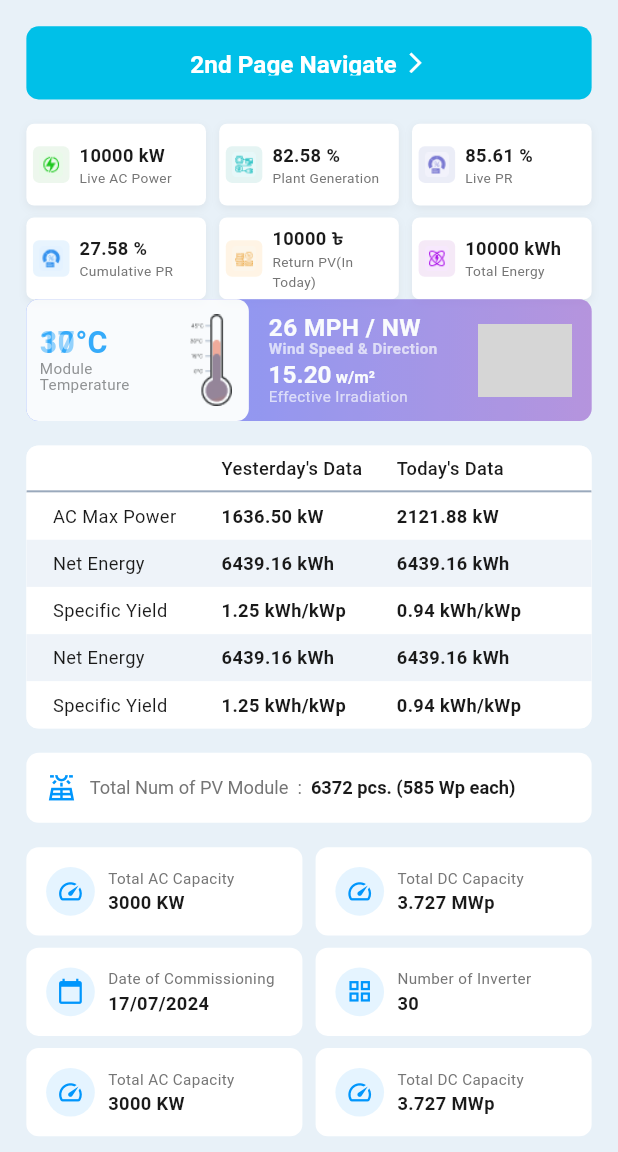
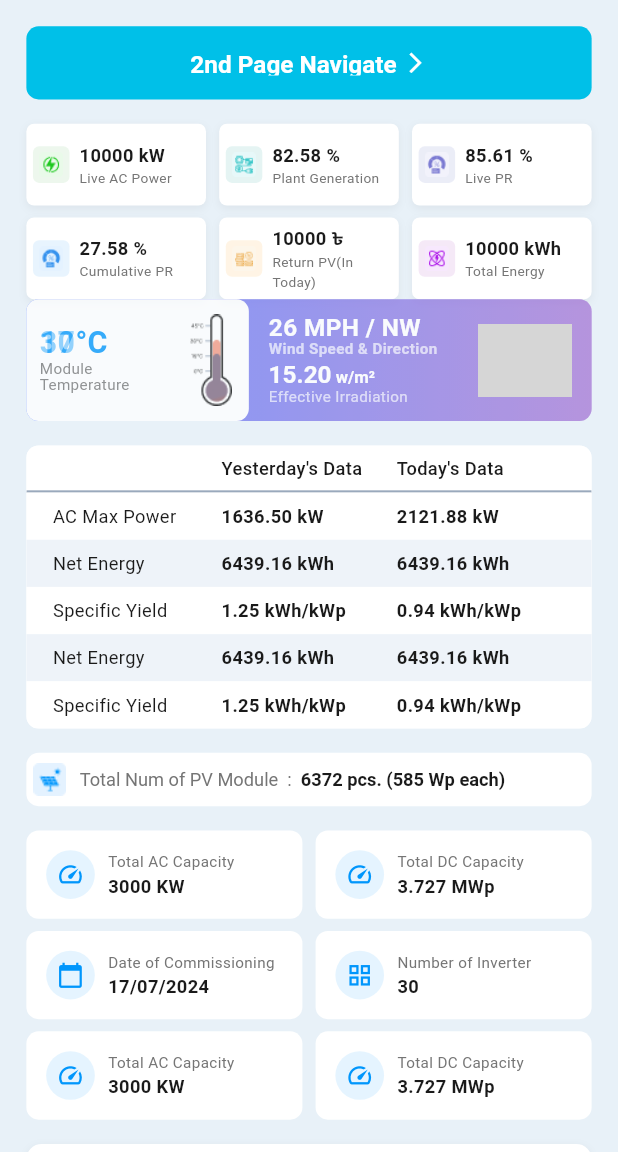
Before and after one commit to azizur-rahaman/scube-flutter-assignment, a Flutter app: the MonitoringPage screen opened by its route, after a tap on "2nd Page Navigate", on a phone screen of 412 x 824 dp, the part 84-1236 px from its top. Run offline on Flutter 3.47's test engine with Material 3 defaults, Android fonts, the phone set to English and light mode, and no system bars; our stand-ins replace dartz, equatable, flutter_bloc, flutter_screenutil, get_it, go_router and 2 more; project files that could hold a hidden picture were left out; grey boxes are pictures that could not be loaded.

Commit message:
feat(monitoring): update system info icon to asset and adjust styles

```diff
--- a/lib/core/constants/app_sizes.dart
+++ b/lib/core/constants/app_sizes.dart
@@ -46,6 +46,7 @@ class AppSizes {
   static double iconSmall = 16.sp;
   static double icon18 = 18.sp;
   static double icon20 = 20.sp;
+  static double icon22 = 22.sp;
   static double iconMedium = 24.sp;
   static double iconLarge = 32.sp;
 
--- a/lib/core/constants/asset_manager.dart
+++ b/lib/core/constants/asset_manager.dart
@@ -23,4 +23,6 @@ class AssetManager {
   static const String returnPvIcon =
       '$_basePath/icons/return-pv-till-today-.png';
   static const String totalEnergyIcon = '$_basePath/icons/total-energy.png';
+  static const String totalNumOfPvModuleIcon =
+      '$_basePath/icons/total-num-of-pv-module.png';
 }
--- a/lib/features/monitoring/presentation/pages/monitoring_page.dart
+++ b/lib/features/monitoring/presentation/pages/monitoring_page.dart
@@ -4,6 +4,7 @@ import 'package:flutter_bloc/flutter_bloc.dart';
 import '../../../../core/theme/app_colors.dart';
 import '../../../../core/constants/app_sizes.dart';
 import '../../../../core/constants/app_strings.dart';
+import '../../../../core/constants/asset_manager.dart';
 import '../../../../injection_container.dart';
 import '../bloc/monitoring_bloc.dart';
 import '../widgets/dashboard_stats_grid.dart';
@@ -134,18 +135,22 @@ class MonitoringPage extends StatelessWidget {
 
                     // System Info Header
                     Container(
-                      padding: EdgeInsets.all(AppSizes.p12),
+                      padding: EdgeInsets.symmetric(
+                        horizontal: AppSizes.p4,
+                        vertical: AppSizes.p6,
+                      ),
                       width: double.infinity,
                       decoration: BoxDecoration(
                         color: AppColors.surface,
                         borderRadius: BorderRadius.circular(AppSizes.r8),
                       ),
                       child: Row(
+                        crossAxisAlignment: CrossAxisAlignment.center,
                         children: [
-                          Icon(
-                            Icons.solar_power_outlined,
-                            size: AppSizes.icon20,
-                            color: AppColors.primaryBlue,
+                          Image.asset(
+                            AssetManager.totalNumOfPvModuleIcon,
+                            width: AppSizes.icon22,
+                            height: AppSizes.icon22,
                           ),
                           SizedBox(width: AppSizes.p8),
                           Expanded(
```
